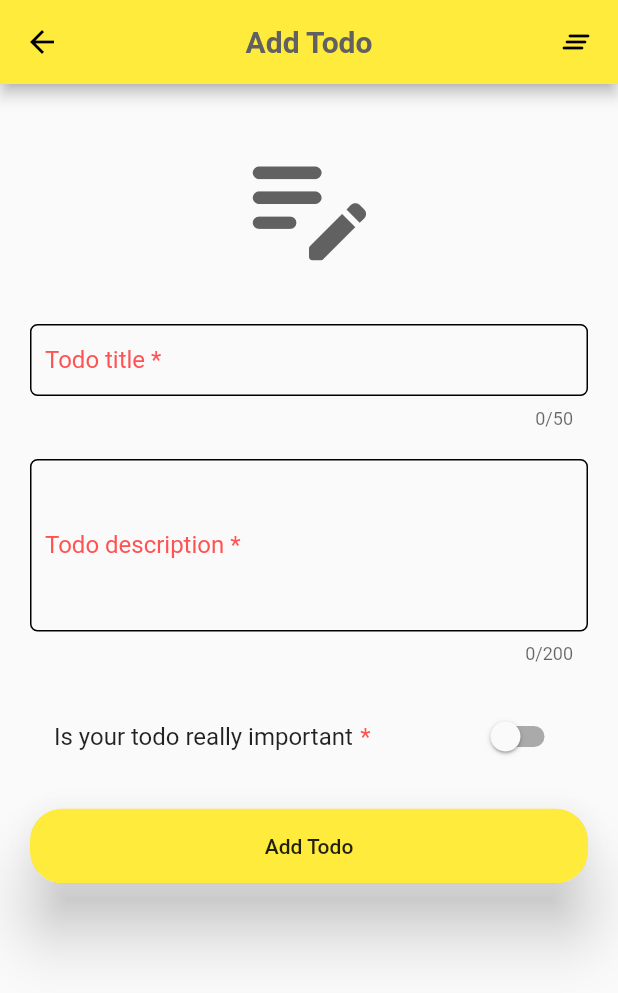
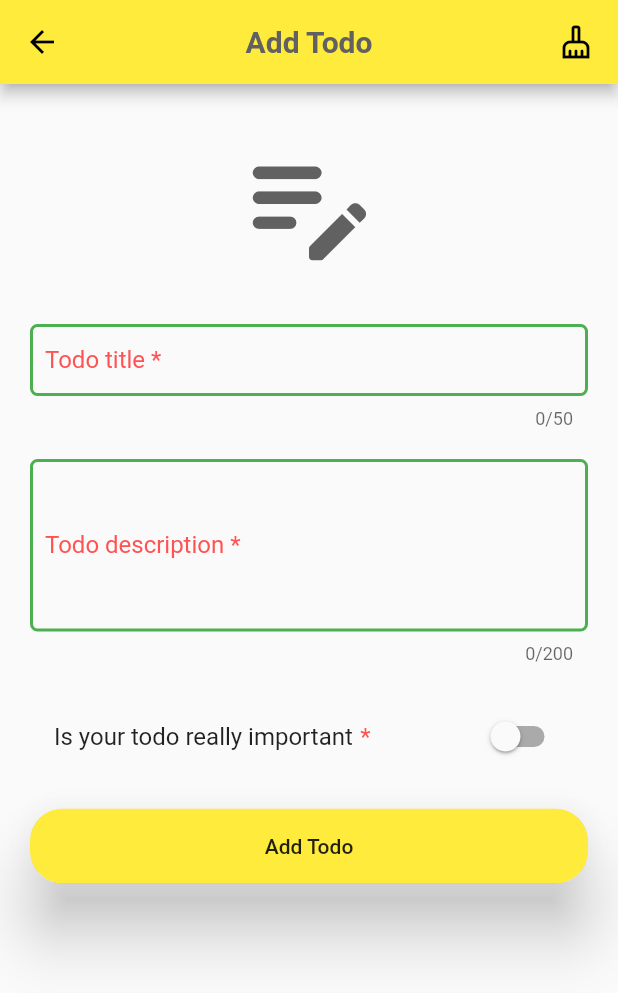
Before and after one commit to msaadsaleem1001/todo-app, a Flutter app: the screen it shows after launch, after a tap on the "add" icon, on a phone screen of 412 x 824 dp. Shown: the top 993 px of the screen. Run offline on Flutter 3.47's test engine with Material 2 defaults, Android fonts, the phone set to English and light mode, and no system bars; our stand-ins replace sqflite; accounts and stored records are empty.

Commit message:
Finishing the app is completed now!

```diff
--- a/lib/addtodo.dart
+++ b/lib/addtodo.dart
@@ -124,7 +124,7 @@ class _AddTodoScreenState extends State<AddTodoScreen> {
             },
             icon: const Padding(
               padding: EdgeInsets.only(right: 10),
-              child: Icon(Icons.clear_all_rounded),
+              child: Icon(Icons.cleaning_services_outlined),
             ),
           ),
         ],
@@ -180,6 +180,7 @@ class _AddTodoScreenState extends State<AddTodoScreen> {
                       controller: titleController,
                       onChanged: (value) {
                         count++;
+                        _formKey.currentState!.validate();
                       },
                       decoration: InputDecoration(
                         hintText: "Todo title",
@@ -187,11 +188,26 @@ class _AddTodoScreenState extends State<AddTodoScreen> {
                         enabledBorder: OutlineInputBorder(
                             borderRadius: BorderRadius.circular(5.0),
                             borderSide: const BorderSide(
-                              width: 1,
+                              color: Colors.green,
+                              width: 2,
                             )),
                         focusedBorder: OutlineInputBorder(
                           borderRadius: BorderRadius.circular(10),
                           borderSide: const BorderSide(
+                            width: 1,
+                          ),
+                        ),
+                        errorBorder: OutlineInputBorder(
+                          borderRadius: BorderRadius.circular(10),
+                          borderSide: BorderSide(
+                            color: Colors.red.withOpacity(0.6),
+                            width: 1,
+                          ),
+                        ),
+                        focusedErrorBorder: OutlineInputBorder(
+                          borderRadius: BorderRadius.circular(10),
+                          borderSide: BorderSide(
+                            color: Colors.red.withOpacity(0.6),
                             width: 1,
                           ),
                         ),
@@ -220,6 +236,7 @@ class _AddTodoScreenState extends State<AddTodoScreen> {
                           : Colors.grey.shade700,
                       controller: subtitleController,
                       onChanged: (value) {
+                        _formKey.currentState!.validate();
                         count++;
                       },
                       decoration: InputDecoration(
@@ -228,11 +245,26 @@ class _AddTodoScreenState extends State<AddTodoScreen> {
                         enabledBorder: OutlineInputBorder(
                             borderRadius: BorderRadius.circular(5.0),
                             borderSide: const BorderSide(
-                              width: 1,
+                              color: Colors.green,
+                              width: 2,
                             )),
                         focusedBorder: OutlineInputBorder(
                           borderRadius: BorderRadius.circular(10),
                           borderSide: const BorderSide(
+                            width: 1,
+                          ),
+                        ),
+                        errorBorder: OutlineInputBorder(
+                          borderRadius: BorderRadius.circular(10),
+                          borderSide: BorderSide(
+                            color: Colors.red.withOpacity(0.6),
+                            width: 1,
+                          ),
+                        ),
+                        focusedErrorBorder: OutlineInputBorder(
+                          borderRadius: BorderRadius.circular(10),
+                          borderSide: BorderSide(
+                            color: Colors.red.withOpacity(0.6),
                             width: 1,
                           ),
                         ),
--- a/lib/app_theme/theme_data.dart
+++ b/lib/app_theme/theme_data.dart
@@ -24,6 +24,9 @@ class TodoAppTheme {
       iconColor: Colors.black,
       titleTextStyle: TodoTextTheme.lightTextTheme.displayMedium,
       contentTextStyle: TodoTextTheme.lightTextTheme.displaySmall,
+      shape: const RoundedRectangleBorder(
+        borderRadius: BorderRadius.all(Radius.circular(32)),
+      ),
     ),
     buttonTheme: const ButtonThemeData(
       colorScheme: ColorScheme.light(),
```
Also changed, not shown: lib/todowidget.dart (+44 -9 lines).
